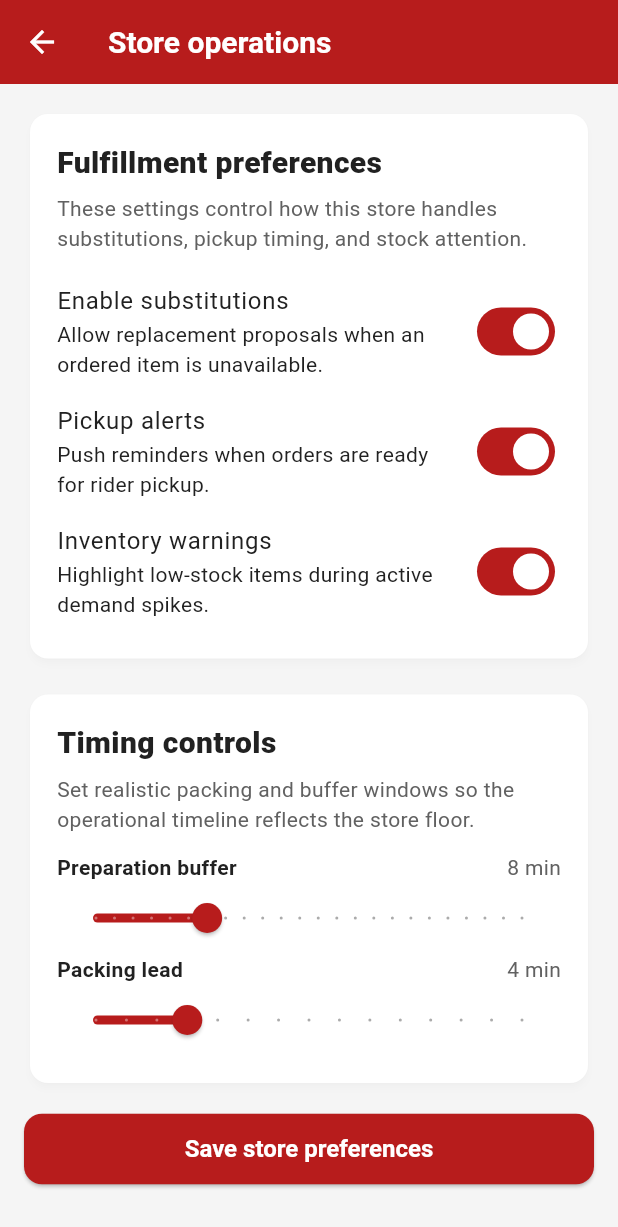
After one commit to AustinKarasu/ZyroMart, a Flutter app: the _StoreSettingsScreen screen opened directly, after a tap on "Operations preferences", on a phone screen of 412 x 824 dp. The commit adds this screen. Shown: the top 1227 px of the screen. Run offline on Flutter 3.47's test engine with Material 3 defaults, Android fonts, the phone set to English and light mode, and no system bars; our stand-ins replace cached_network_image, flutter_map, geolocator, latlong2, local_auth, shared_preferences and 1 more; accounts and stored records are empty; network calls fail.

Commit message:
Add backend-backed operator preferences

```diff
--- a/lib/screens/admin/admin_dashboard_screen.dart
+++ b/lib/screens/admin/admin_dashboard_screen.dart
@@ -6,6 +6,7 @@ import '../../services/admin_auth_service.dart';
 import '../../services/admin_service.dart';
 import '../../theme/app_theme.dart';
 import 'admin_operations_screens.dart';
+import 'admin_preferences_screen.dart';
 
 class AdminDashboardScreen extends StatefulWidget {
   const AdminDashboardScreen({super.key});
@@ -217,6 +218,18 @@ class _AdminDashboardScreenState extends State<AdminDashboardScreen> {
                           ),
                         ),
                       ],
+                    ),
+                    const SizedBox(height: 24),
+                    _ActionLaunchCard(
+                      title: 'Admin preferences',
+                      subtitle: 'Configure how this control-room account prioritizes signals, metrics windows, and cancellation emphasis.',
+                      icon: Icons.tune_rounded,
+                      onTap: () => Navigator.push(
+                        context,
+                        MaterialPageRoute(
+                          builder: (_) => const AdminPreferencesScreen(),
+                        ),
+                      ),
                     ),
                     const SizedBox(height: 24),
                     Container(
--- /dev/null
+++ b/lib/screens/admin/admin_preferences_screen.dart
@@ -0,0 +1,208 @@
+import 'dart:convert';
+
+import 'package:flutter/material.dart';
+import 'package:shared_preferences/shared_preferences.dart';
+
+import '../../services/supabase_service.dart';
+import '../../theme/app_theme.dart';
+
+class AdminPreferencesScreen extends StatefulWidget {
+  const AdminPreferencesScreen({super.key});
+
+  @override
+  State<AdminPreferencesScreen> createState() => _AdminPreferencesScreenState();
+}
+
+class _AdminPreferencesScreenState extends State<AdminPreferencesScreen> {
+  bool _isLoading = true;
+  bool _highlightCancelled = true;
+  bool _highlightPayoutDrift = true;
+  bool _focusLiveSignals = true;
+  String _defaultOpsFocus = 'out_for_delivery';
+  int _metricsWindowDays = 7;
+
+  @override
+  void initState() {
+    super.initState();
+    _load();
+  }
+
+  Future<void> _load() async {
+    final settings = await _AdminPreferencesRepository.load('admin');
+    if (settings.isNotEmpty) {
+      _highlightCancelled = settings['highlight_cancelled'] as bool? ?? true;
+      _highlightPayoutDrift = settings['highlight_payout_drift'] as bool? ?? true;
+      _focusLiveSignals = settings['focus_live_signals'] as bool? ?? true;
+      _defaultOpsFocus = (settings['default_ops_focus'] ?? _defaultOpsFocus).toString();
+      _metricsWindowDays = settings['metrics_window_days'] as int? ?? 7;
+    }
+    if (!mounted) return;
+    setState(() => _isLoading = false);
+  }
+
+  Future<void> _persist() async {
+    await _AdminPreferencesRepository.save(
+      'admin',
+      {
+        'highlight_cancelled': _highlightCancelled,
+        'highlight_payout_drift': _highlightPayoutDrift,
+        'focus_live_signals': _focusLiveSignals,
+        'default_ops_focus': _defaultOpsFocus,
+        'metrics_window_days': _metricsWindowDays,
+      },
+    );
+  }
+
+  @override
+  Widget build(BuildContext context) {
+    return Scaffold(
+      appBar: AppBar(title: const Text('Admin preferences')),
+      body: _isLoading
+          ? const Center(child: CircularProgressIndicator())
+          : ListView(
+              padding: const EdgeInsets.all(16),
+              children: [
+                _AdminCard(
+                  title: 'Operational emphasis',
+                  subtitle: 'Tune what the admin app should surface first when watching the platform.',
+                  child: Column(
+                    children: [
+                      SwitchListTile.adaptive(
+                        contentPadding: EdgeInsets.zero,
+                        title: const Text('Highlight cancelled orders'),
+                        subtitle: const Text('Keep cancellation-heavy behavior visually prominent in the control room.'),
+                        value: _highlightCancelled,
+                        onChanged: (value) => setState(() => _highlightCancelled = value),
+                      ),
+                      SwitchListTile.adaptive(
+                        contentPadding: EdgeInsets.zero,
+                        title: const Text('Highlight payout drift'),
+                        subtitle: const Text('Call out larger held-vs-released payout gaps.'),
+                        value: _highlightPayoutDrift,
+                        onChanged: (value) => setState(() => _highlightPayoutDrift = value),
+                      ),
+                      SwitchListTile.adaptive(
+                        contentPadding: EdgeInsets.zero,
+                        title: const Text('Focus live signals'),
+                        subtitle: const Text('Keep real-time customer and rider activity front and center.'),
+                        value: _focusLiveSignals,
+                        onChanged: (value) => setState(() => _focusLiveSignals = value),
+                      ),
+                    ],
+                  ),
+                ),
+                const SizedBox(height: 16),
+                _AdminCard(
+                  title: 'Dashboard defaults',
+                  subtitle: 'Choose how the control room should bias operational monitoring for this admin account.',
+                  child: Column(
+                    children: [
+                      DropdownButtonFormField<String>(
+                        initialValue: _defaultOpsFocus,
+                        decoration: const InputDecoration(labelText: 'Default operations focus'),
+                        items: const [
+                          DropdownMenuItem(value: 'placed', child: Text('Placed orders')),
+                          DropdownMenuItem(value: 'preparing', child: Text('Preparing orders')),
+                          DropdownMenuItem(value: 'out_for_delivery', child: Text('Out for delivery')),
+                          DropdownMenuItem(value: 'cancelled', child: Text('Cancelled orders')),
+                        ],
+                        onChanged: (value) => setState(() => _defaultOpsFocus = value ?? 'out_for_delivery'),
+                      ),
+                      const SizedBox(height: 12),
+                      Row(
+                        children: [
+                          const Expanded(
+                            child: Text(
+                              'Metrics history window',
+                              style: TextStyle(fontWeight: FontWeight.w700),
+                            ),
+                          ),
+                          Text('$_metricsWindowDays days', style: const TextStyle(color: AppTheme.textMedium)),
+                        ],
+                      ),
+                      Slider(
+                        min: 3,
+                        max: 30,
+                        divisions: 27,
+                        value: _metricsWindowDays.toDouble(),
+                        onChanged: (value) => setState(() => _metricsWindowDays = value.round()),
+                      ),
+                    ],
+                  ),
+                ),
+                const SizedBox(height: 16),
+                ElevatedButton(
+                  onPressed: () async {
+                    await _persist();
+                    if (!context.mounted) return;
+                    ScaffoldMessenger.of(context).showSnackBar(
+                      const SnackBar(content: Text('Admin preferences saved')),
+                    );
+                  },
+                  child: const Text('Save admin preferences'),
+                ),
+              ],
+            ),
+    );
+  }
+}
+
+class _AdminCard extends StatelessWidget {
+  final String title;
+  final String subtitle;
+  final Widget child;
+
+  const _AdminCard({
+    required this.title,
+    required this.subtitle,
+    required this.child,
+  });
+
+  @override
+  Widget build(BuildContext context) {
+    return Card(
+      child: Padding(
+        padding: const EdgeInsets.all(18),
+        child: Column(
+          crossAxisAlignment: CrossAxisAlignment.start,
+          children: [
+            Text(title, style: const TextStyle(fontSize: 20, fontWeight: FontWeight.w800)),
+            const SizedBox(height: 6),
+            Text(subtitle, style: const TextStyle(color: AppTheme.textMedium, height: 1.45)),
+            const SizedBox(height: 12),
+            child,
+          ],
+        ),
+      ),
+    );
+  }
+}
+
+class _AdminPreferencesRepository {
+  static const _localKey = 'operator::admin::singleton';
+
+  static Future<Map<String, dynamic>> load(String appVariant) async {
+    if (SupabaseService.isInitialized) {
+      final remote = await SupabaseService.getOperatorPreferences(appVariant: appVariant);
+      final settings = remote?['settings'];
+      if (settings is Map && settings.isNotEmpty) {
+        return Map<String, dynamic>.from(settings);
+      }
+    }
+    final prefs = await SharedPreferences.getInstance();
+    final raw = prefs.getString(_localKey);
+    if (raw == null) return const {};
+    return Map<String, dynamic>.from(jsonDecode(raw) as Map<String, dynamic>);
+  }
+
+  static Future<void> save(String appVariant, Map<String, dynamic> settings) async {
+    final prefs = await SharedPreferences.getInstance();
+    await prefs.setString(_localKey, jsonEncode(settings));
+    if (SupabaseService.isInitialized) {
+      await SupabaseService.upsertOperatorPreferences(
+        appVariant: appVariant,
+        settings: settings,
+      );
+    }
+  }
+}
--- a/lib/screens/store_owner/store_main_screen.dart
+++ b/lib/screens/store_owner/store_main_screen.dart
@@ -10,6 +10,7 @@ import '../shared/notification_center_screen.dart';
 import 'store_dashboard_screen.dart';
 import 'store_orders_screen.dart';
 import 'store_products_screen.dart';
+import 'store_settings_tools_screen.dart';
 
 class StoreMainScreen extends StatefulWidget {
   const StoreMainScreen({super.key});
@@ -127,6 +128,13 @@ class _StoreSettingsScreen extends StatelessWidget {
             'Notification center',
             'Review order updates, payout alerts, and ops messages',
             const NotificationCenterScreen(title: 'Store notifications'),
+          ),
+          _buildTapItem(
+            context,
+            Icons.tune_rounded,
+            'Operations preferences',
+            'Pickup timing, substitutions, and stock attention',
+            StoreOperationsPreferencesScreen(userId: user?.id ?? 'guest'),
           ),
           const SizedBox(height: 16),
           SwitchListTile.adaptive(
--- /dev/null
+++ b/lib/screens/store_owner/store_settings_tools_screen.dart
@@ -0,0 +1,236 @@
+import 'dart:convert';
+
+import 'package:flutter/material.dart';
+import 'package:shared_preferences/shared_preferences.dart';
+
+import '../../services/supabase_service.dart';
+import '../../theme/app_theme.dart';
+
+class StoreOperationsPreferencesScreen extends StatefulWidget {
+  final String userId;
+
+  const StoreOperationsPreferencesScreen({
+    super.key,
+    required this.userId,
+  });
+
+  @override
+  State<StoreOperationsPreferencesScreen> createState() => _StoreOperationsPreferencesScreenState();
+}
+
+class _StoreOperationsPreferencesScreenState extends State<StoreOperationsPreferencesScreen> {
+  bool _isLoading = true;
+  bool _substitutionsEnabled = true;
+  bool _pickupAlerts = true;
+  bool _inventoryWarnings = true;
+  int _prepBufferMinutes = 8;
+  int _packingLeadMinutes = 4;
+
+  @override
+  void initState() {
+    super.initState();
+    _load();
+  }
+
+  Future<void> _load() async {
+    final remote = await _OperatorPreferencesRepository.load('store_owner', widget.userId);
+    if (remote.isNotEmpty) {
+      _substitutionsEnabled = remote['substitutions_enabled'] as bool? ?? true;
+      _pickupAlerts = remote['pickup_alerts'] as bool? ?? true;
+      _inventoryWarnings = remote['inventory_warnings'] as bool? ?? true;
+      _prepBufferMinutes = remote['prep_buffer_minutes'] as int? ?? 8;
+      _packingLeadMinutes = remote['packing_lead_minutes'] as int? ?? 4;
+    }
+    if (!mounted) return;
+    setState(() => _isLoading = false);
+  }
+
+  Future<void> _persist() async {
+    await _OperatorPreferencesRepository.save(
+      'store_owner',
+      widget.userId,
+      {
+        'substitutions_enabled': _substitutionsEnabled,
+        'pickup_alerts': _pickupAlerts,
+        'inventory_warnings': _inventoryWarnings,
+        'prep_buffer_minutes': _prepBufferMinutes,
+        'packing_lead_minutes': _packingLeadMinutes,
+      },
+    );
+  }
+
+  @override
+  Widget build(BuildContext context) {
+    return Scaffold(
+      appBar: AppBar(title: const Text('Store operations')),
+      body: _isLoading
+          ? const Center(child: CircularProgressIndicator())
+          : ListView(
+              padding: const EdgeInsets.all(16),
+              children: [
+                _OpsCard(
+                  title: 'Fulfillment preferences',
+                  subtitle: 'These settings control how this store handles substitutions, pickup timing, and stock attention.',
+                  child: Column(
+                    children: [
+                      SwitchListTile.adaptive(
+                        contentPadding: EdgeInsets.zero,
+                        title: const Text('Enable substitutions'),
+                        subtitle: const Text('Allow replacement proposals when an ordered item is unavailable.'),
+                        value: _substitutionsEnabled,
+                        onChanged: (value) => setState(() => _substitutionsEnabled = value),
+                      ),
+                      SwitchListTile.adaptive(
+                        contentPadding: EdgeInsets.zero,
+                        title: const Text('Pickup alerts'),
+                        subtitle: const Text('Push reminders when orders are ready for rider pickup.'),
+                        value: _pickupAlerts,
+                        onChanged: (value) => setState(() => _pickupAlerts = value),
+                      ),
+                      SwitchListTile.adaptive(
+                        contentPadding: EdgeInsets.zero,
+                        title: const Text('Inventory warnings'),
+                        subtitle: const Text('Highlight low-stock items during active demand spikes.'),
+                        value: _inventoryWarnings,
+                        onChanged: (value) => setState(() => _inventoryWarnings = value),
+                      ),
+                    ],
+                  ),
+                ),
+                const SizedBox(height: 16),
+                _OpsCard(
+                  title: 'Timing controls',
+                  subtitle: 'Set realistic packing and buffer windows so the operational timeline reflects the store floor.',
+                  child: Column(
+                    children: [
+                      _SliderTile(
+                        label: 'Preparation buffer',
+                        value: _prepBufferMinutes,
+                        min: 2,
+                        max: 25,
+                        onChanged: (value) => setState(() => _prepBufferMinutes = value),
+                      ),
+                      _SliderTile(
+                        label: 'Packing lead',
+                        value: _packingLeadMinutes,
+                        min: 1,
+                        max: 15,
+                        onChanged: (value) => setState(() => _packingLeadMinutes = value),
+                      ),
+                    ],
+                  ),
+                ),
+                const SizedBox(height: 16),
+                ElevatedButton(
+                  onPressed: () async {
+                    await _persist();
+                    if (!context.mounted) return;
+                    ScaffoldMessenger.of(context).showSnackBar(
+                      const SnackBar(content: Text('Store operation settings saved')),
+                    );
+                  },
+                  child: const Text('Save store preferences'),
+                ),
+              ],
+            ),
+    );
+  }
+}
+
+class _OpsCard extends StatelessWidget {
+  final String title;
+  final String subtitle;
+  final Widget child;
+
+  const _OpsCard({
+    required this.title,
+    required this.subtitle,
+    required this.child,
+  });
+
+  @override
+  Widget build(BuildContext context) {
+    return Card(
+      child: Padding(
+        padding: const EdgeInsets.all(18),
+        child: Column(
+          crossAxisAlignment: CrossAxisAlignment.start,
+          children: [
+            Text(title, style: const TextStyle(fontSize: 20, fontWeight: FontWeight.w800)),
+            const SizedBox(height: 6),
+            Text(subtitle, style: const TextStyle(color: AppTheme.textMedium, height: 1.45)),
+            const SizedBox(height: 12),
+            child,
+          ],
+        ),
+      ),
+    );
+  }
+}
+
+class _SliderTile extends StatelessWidget {
+  final String label;
+  final int value;
+  final int min;
+  final int max;
+  final ValueChanged<int> onChanged;
+
+  const _SliderTile({
+    required this.label,
+    required this.value,
+    required this.min,
+    required this.max,
+    required this.onChanged,
+  });
+
+  @override
+  Widget build(BuildContext context) {
+    return Column(
+      crossAxisAlignment: CrossAxisAlignment.start,
+      children: [
+        Row(
+          children: [
+            Expanded(child: Text(label, style: const TextStyle(fontWeight: FontWeight.w700))),
+            Text('$value min', style: const TextStyle(color: AppTheme.textMedium)),
+          ],
+        ),
+        Slider(
+          min: min.toDouble(),
+          max: max.toDouble(),
+          divisions: max - min,
+          value: value.toDouble(),
+          onChanged: (next) => onChanged(next.round()),
+        ),
+      ],
+    );
+  }
+}
+
+class _OperatorPreferencesRepository {
+  static String _localKey(String userId, String appVariant) => 'operator::$appVariant::$userId';
+
+  static Future<Map<String, dynamic>> load(String appVariant, String userId) async {
+    if (SupabaseService.isInitialized) {
+      final remote = await SupabaseService.getOperatorPreferences(appVariant: appVariant);
+      final settings = remote?['settings'];
+      if (settings is Map && settings.isNotEmpty) {
+        return Map<String, dynamic>.from(settings);
+      }
+    }
+    final prefs = await SharedPreferences.getInstance();
+    final raw = prefs.getString(_localKey(userId, appVariant));
+    if (raw == null) return const {};
+    return Map<String, dynamic>.from(jsonDecode(raw) as Map<String, dynamic>);
+  }
+
+  static Future<void> save(String appVariant, String userId, Map<String, dynamic> settings) async {
+    final prefs = await SharedPreferences.getInstance();
+    await prefs.setString(_localKey(userId, appVariant), jsonEncode(settings));
+    if (SupabaseService.isInitialized) {
+      await SupabaseService.upsertOperatorPreferences(
+        appVariant: appVariant,
+        settings: settings,
+      );
+    }
+  }
+}
--- a/lib/services/supabase_service.dart
+++ b/lib/services/supabase_service.dart
@@ -312,6 +312,31 @@ class SupabaseService {
     });
   }
 
+  static Future<Map<String, dynamic>?> getOperatorPreferences({
+    required String appVariant,
+  }) async {
+    if (!isInitialized || currentUser == null) return null;
+    final response = await client
+        .from('operator_preferences')
+        .select()
+        .eq('user_id', currentUser!.id)
+        .eq('app_variant', appVariant)
+        .maybeSingle();
+    return response == null ? null : Map<String, dynamic>.from(response);
+  }
+
+  static Future<void> upsertOperatorPreferences({
+    required String appVariant,
+    required Map<String, dynamic> settings,
+  }) async {
+    if (!isInitialized || currentUser == null) return;
+    await client.from('operator_preferences').upsert({
+      'user_id': currentUser!.id,
+      'app_variant': appVariant,
+      'settings': settings,
+    });
+  }
+
   static Future<List<Map<String, dynamic>>> getPlatformDailyMetrics({
     int limit = 7,
   }) async {
```
Also changed, not shown: lib/screens/delivery/delivery_main_screen.dart (+18 -0 lines), lib/screens/delivery/delivery_settings_tools_screen.dart (added, +202 -0 lines), 1 other file.
